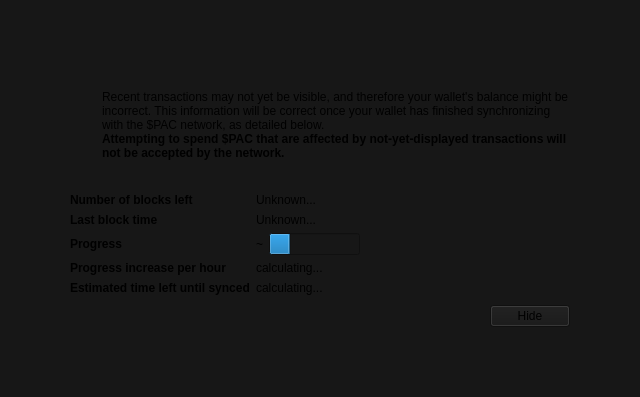
The window that src/qt/forms/modaloverlay.ui (PACCommunity/PAC) describes before a commit, drawn with Qt 5.
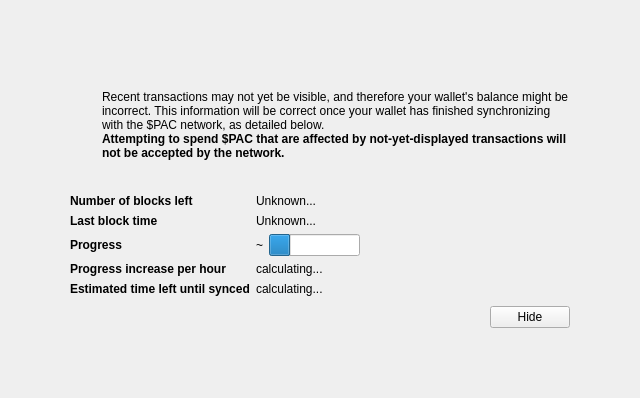
The same window after the commit. Icons and pictures are not drawn. Custom widgets are drawn as their Qt base class.

Commit message: Modal Overlay UI modification

```diff
--- a/src/qt/forms/modaloverlay.ui
+++ b/src/qt/forms/modaloverlay.ui
@@ -7,7 +7,7 @@
     <x>0</x>
     <y>0</y>
     <width>640</width>
-    <height>397</height>
+    <height>398</height>
    </rect>
   </property>
   <property name="windowTitle">
@@ -32,7 +32,7 @@
    <item>
     <widget class="QWidget" name="bgWidget" native="true">
      <property name="styleSheet">
-      <string notr="true">background:#171717;</string>
+      <string notr="true"/>
      </property>
      <layout class="QVBoxLayout" name="verticalLayoutMain" stretch="0">
       <property name="leftMargin">
@@ -371,6 +371,12 @@
              <property name="text">
               <string>Hide</string>
              </property>
+             <property name="default">
+              <bool>false</bool>
+             </property>
+             <property name="flat">
+              <bool>false</bool>
+             </property>
             </widget>
            </item>
           </layout>
```
The commit also changes 2 other files.
